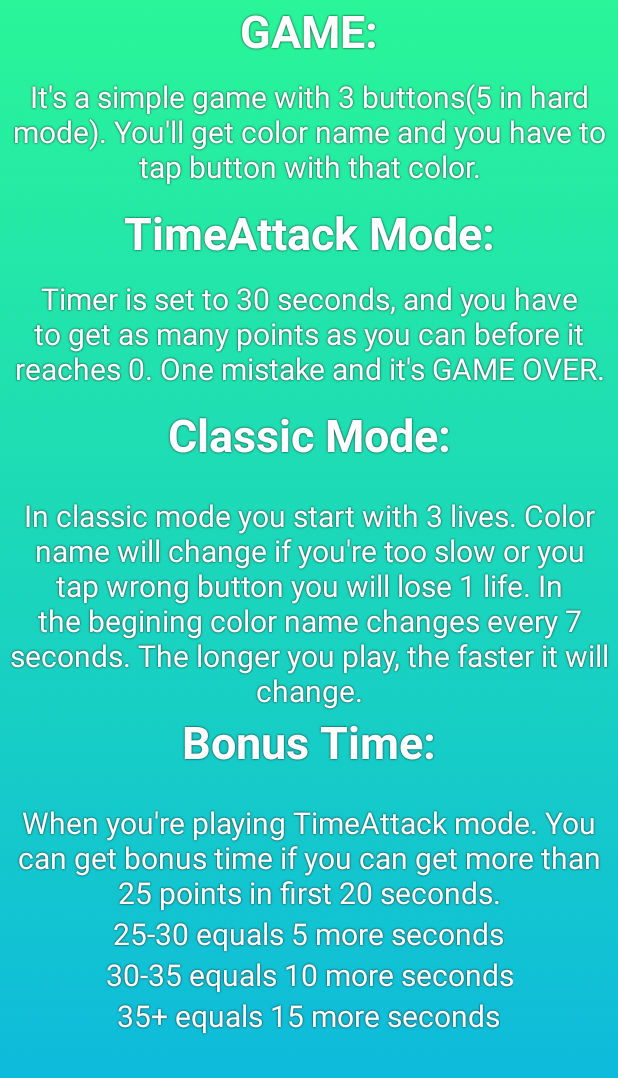
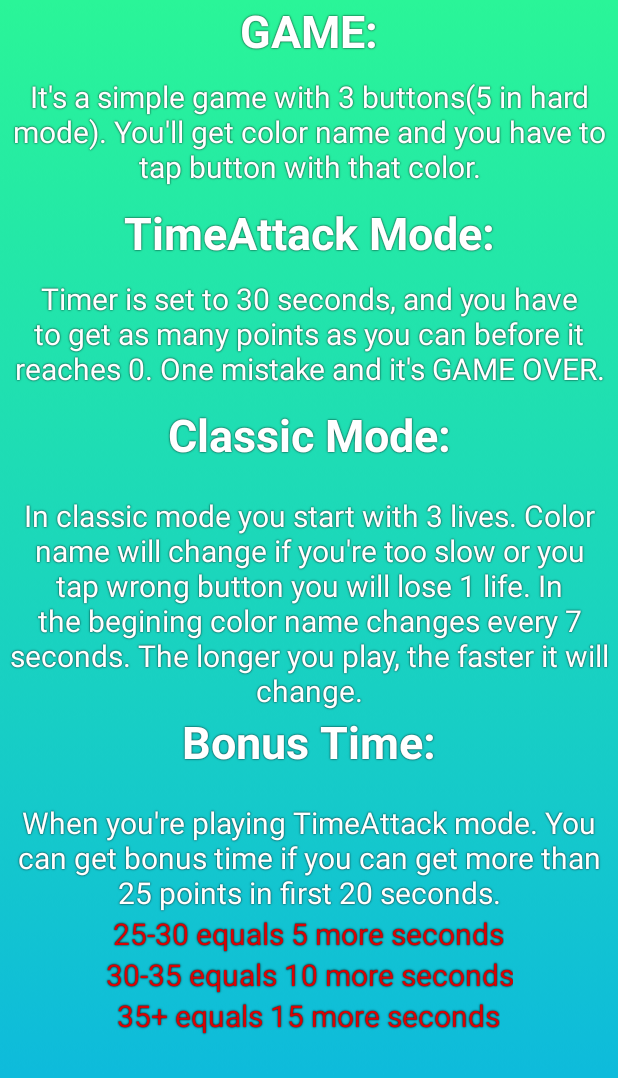
Before and after one commit to CaNafo/RGB, an Android app: the HelpActivity screen opened directly, with no data from a screen before it, on a phone screen of 412 x 824 dp. Shown: the top 1078 px of the screen. Run offline under Robolectric (Android 15) with nearby library versions, the phone set to English and light mode, and no system bars; Roboto replaces fonts that are not available here.

Commit message:
help boja

```diff
--- a/app/src/main/AndroidManifest.xml
+++ b/app/src/main/AndroidManifest.xml
@@ -12,6 +12,7 @@
         android:icon="@mipmap/icon"
         android:supportsRtl="true"
         android:theme="@style/AppTheme">
+
         <activity android:name=".HelpActivity" android:screenOrientation="portrait"></activity>
         <activity android:name=".UserActivity" android:screenOrientation="portrait"/>
         <activity android:name=".ModeActivity" android:screenOrientation="portrait"/>
--- a/app/src/main/res/layout/activity_help.xml
+++ b/app/src/main/res/layout/activity_help.xml
@@ -87,21 +87,21 @@
                 android:layout_height="wrap_content"
                 android:layout_marginLeft="5dp"
                 android:layout_marginRight="5dp"
-                android:theme="@style/Help"
+                android:theme="@style/HelpBonus"
                 android:text="25-30 equals 5 more seconds"/>
             <TextView
                 android:layout_width="wrap_content"
                 android:layout_height="wrap_content"
                 android:layout_marginLeft="5dp"
                 android:layout_marginRight="5dp"
-                android:theme="@style/Help"
+                android:theme="@style/HelpBonus"
                 android:text="30-35 equals 10 more seconds"/>
             <TextView
                 android:layout_width="wrap_content"
                 android:layout_height="wrap_content"
                 android:layout_marginLeft="5dp"
                 android:layout_marginRight="5dp"
-                android:theme="@style/Help"
+                android:theme="@style/HelpBonus"
                 android:text="35+ equals 15 more seconds"/>
         </LinearLayout>
     </ScrollView>
--- a/app/src/main/res/values/styles.xml
+++ b/app/src/main/res/values/styles.xml
@@ -73,6 +73,14 @@
         <item name="android:gravity">center</item>
     </style>
 
+    <style name="HelpBonus">
+        <item name="android:shadowRadius">1</item>
+        <item name="android:shadowColor">#000000</item>
+        <item name="android:textColor">#D80404</item>
+        <item name="android:textSize">20dp</item>
+        <item name="android:gravity">center</item>
+    </style>
+
     <style name="HelpTitle">
         <item name="android:shadowRadius">1</item>
         <item name="android:shadowColor">#000000</item>
```
